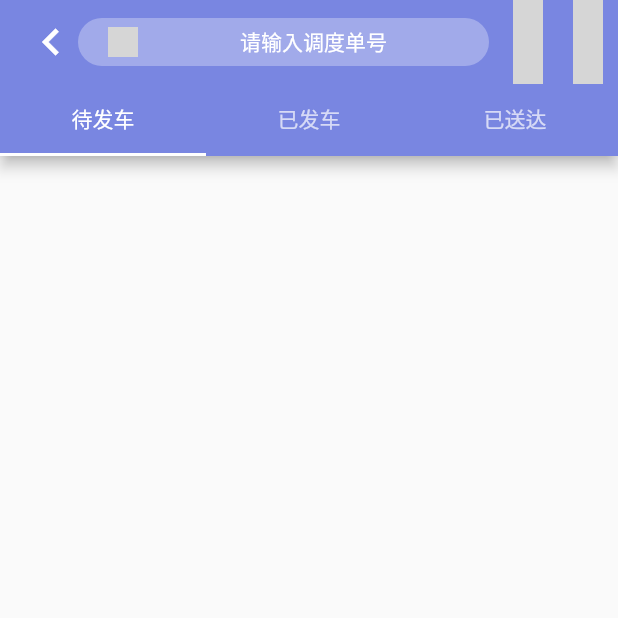
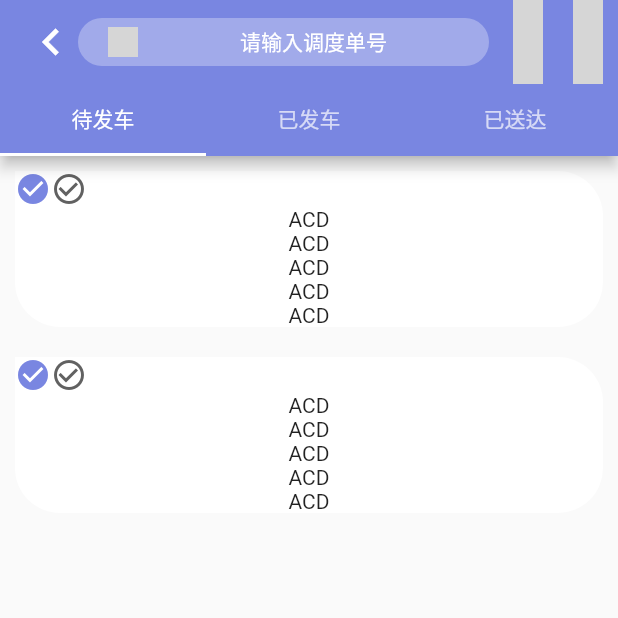
Before and after one commit to BlackXzq/DDriverPP, a Flutter app: the MyTaskPage screen opened by its route, on a phone screen of 412 x 824 dp, the top half of it. Run offline on Flutter 3.47's test engine with Material 2 defaults, Android fonts, the phone set to English and light mode, and no system bars; our stand-ins replace convert, dio, fluttertoast, package_info, shared_preferences; accounts and stored records are empty; generated files the repository leaves out were written again; network calls fail; grey boxes are pictures that could not be loaded.

Commit message:
Add: 添加组件

```diff
--- /dev/null
+++ b/vlep_hongyan/lib/components/components.dart
@@ -0,0 +1 @@
+export 'task_wait.dart';
--- a/vlep_hongyan/lib/components/task_wait.dart
+++ b/vlep_hongyan/lib/components/task_wait.dart
@@ -1,6 +1,6 @@
 import 'package:flutter/material.dart';
 import '../models/models.dart';
-
+import '../utils/utils.dart';
 
 class WaitSendTask extends StatefulWidget {
 
@@ -16,11 +16,51 @@ class WaitSendTask extends StatefulWidget {
 }
 
 class _WaitSendTaskState extends State<WaitSendTask> {
+
+  Widget _buildTaskNumWidget() {
+    return Row(
+      children: <Widget>[
+        Icon(
+          Icons.check_circle,
+          color: VLEPTheme.primaryColor,
+        ),
+        Icon(
+          Icons.check_circle_outline,
+          color: VLEPTheme.greyDark,
+        )
+      ],
+    );
+  }
+
   @override
   Widget build(BuildContext context) {
+
+    final double ScreenW = MediaQuery.of(context).size.width;
+    final double ScreenH = MediaQuery.of(context).size.height;
+
     return Padding(
-      padding: EdgeInsets.all(10),
-      child: Text('12334444444'),
+      padding: EdgeInsets.all(10.0),
+      child: ClipRRect(
+        borderRadius: BorderRadius.only(
+            topLeft: Radius.circular(0.0),
+            topRight: Radius.circular(30),
+            bottomLeft: Radius.circular(30),
+            bottomRight: Radius.circular(30)),
+        child: Container(
+          width: ScreenW,
+          color: Colors.white,
+          child: Column(
+            children: <Widget>[
+              _buildTaskNumWidget(),
+              Text('ACD'),
+              Text('ACD'),
+              Text('ACD'),
+              Text('ACD'),
+              Text('ACD'),
+            ],
+          ),
+        ),
+      ),
     );
   }
 }
--- a/vlep_hongyan/lib/pages/mytask/my_task.dart
+++ b/vlep_hongyan/lib/pages/mytask/my_task.dart
@@ -1,5 +1,7 @@
 import 'package:flutter/material.dart';
 import '../../utils/utils.dart';
+import '../../components/components.dart';
+import '../../models/models.dart';
 
 
 class MyTaskPage extends StatefulWidget {
@@ -160,6 +162,10 @@ class __BodyState extends State<_Body> {
   Widget _buildWaitSend(BuildContext context) {
     return Container(
       child: ListView(
+        children: <Widget>[
+          WaitSendTask(task: TaskEntity()),
+          WaitSendTask(task: TaskEntity())
+        ],
       ),
     );
   }
```
